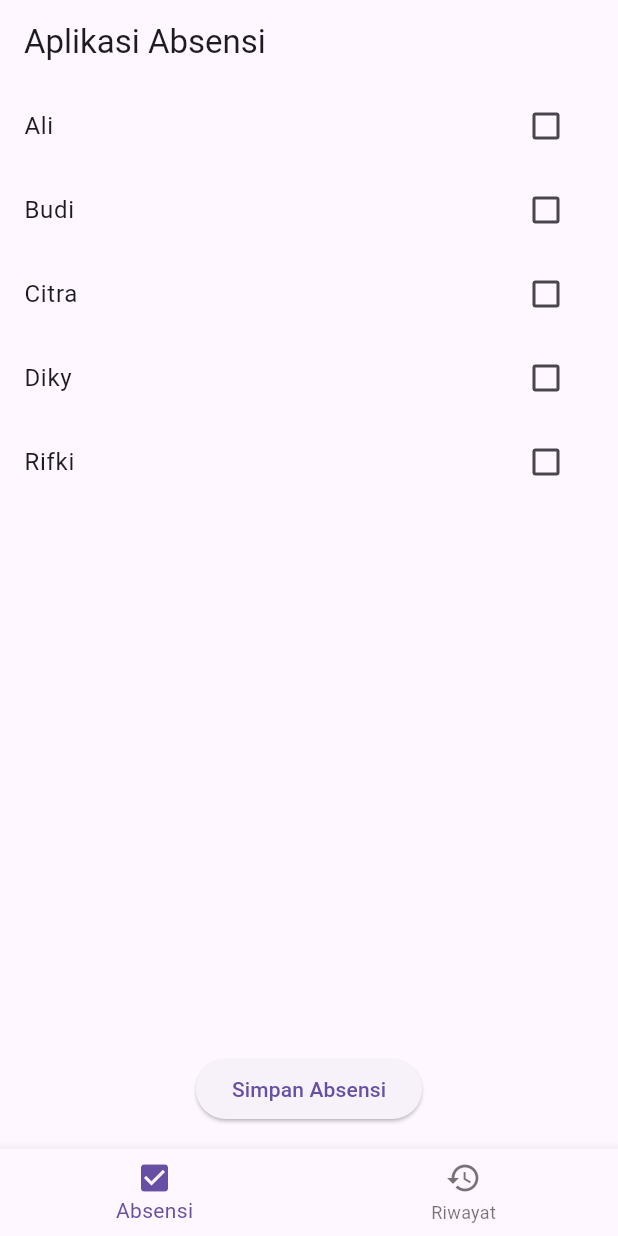
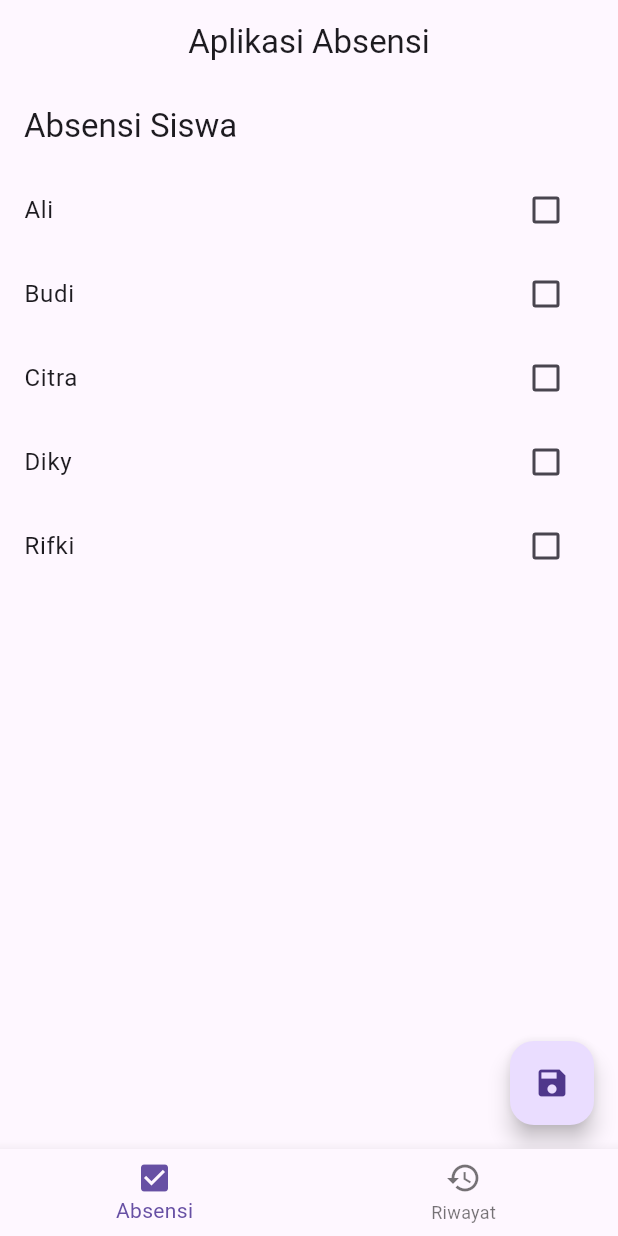
Before and after one commit to Rimuren/Aplikasi_Absensi, a Flutter app: the screen it shows after launch, on a phone screen of 412 x 824 dp. Run offline on Flutter 3.47's test engine with Material 3 defaults, Android fonts, the phone set to English and light mode, and no system bars.

Commit message:
App_Absensi

```diff
--- a/lib/main.dart
+++ b/lib/main.dart
@@ -13,7 +13,6 @@ class AplikasiAbsensi extends StatelessWidget {
     return ChangeNotifierProvider(
       create: (_) => AbsensiProvider(),
       child: MaterialApp(
-        title: 'Aplikasi Absensi',
         theme: ThemeData(
           primarySwatch: Colors.blue,
         ),
--- a/lib/views/absensi_screen.dart
+++ b/lib/views/absensi_screen.dart
@@ -10,7 +10,11 @@ class AbsensiScreen extends StatelessWidget {
     final provider = Provider.of<AbsensiProvider>(context);
     final daftarSiswa = provider.daftarSiswa;
 
-    return Column(
+    return Scaffold(
+      appBar: AppBar(
+        title: const Text('Absensi Siswa'),
+      ),
+      body: Column(
         children: [
           Expanded(
             child: ListView.builder(
@@ -30,18 +34,16 @@ class AbsensiScreen extends StatelessWidget {
               },
             ),
           ),
-        Padding(
-          padding: const EdgeInsets.all(16.0),
-          child: ElevatedButton(
+        ],
+      ),
+      floatingActionButton: FloatingActionButton(
         onPressed: daftarSiswa.isEmpty
             ? null
             : () {
                 provider.simpanAbsensi();
               },
-            child: const Text('Simpan Absensi'),
+        child: const Icon(Icons.save),
       ),
-        ),
-      ],
     );
   }
 }
--- a/lib/views/home_screen.dart
+++ b/lib/views/home_screen.dart
@@ -20,6 +20,7 @@ class _HomeScreenState extends State<HomeScreen> {
   Widget build(BuildContext context) {
     return Scaffold(
       appBar: AppBar(
+        centerTitle: true,
         title: const Text('Aplikasi Absensi'),
       ),
       body: _halaman[_halamanSaatIni],
```
Also changed, not shown: lib/models/siswa.dart (line endings or trailing spaces), lib/providers/absensi_provider.dart (line endings or trailing spaces), lib/views/riwayat_screen.dart (line endings or trailing spaces). Lines whose indentation alone changed are shown as unchanged.
